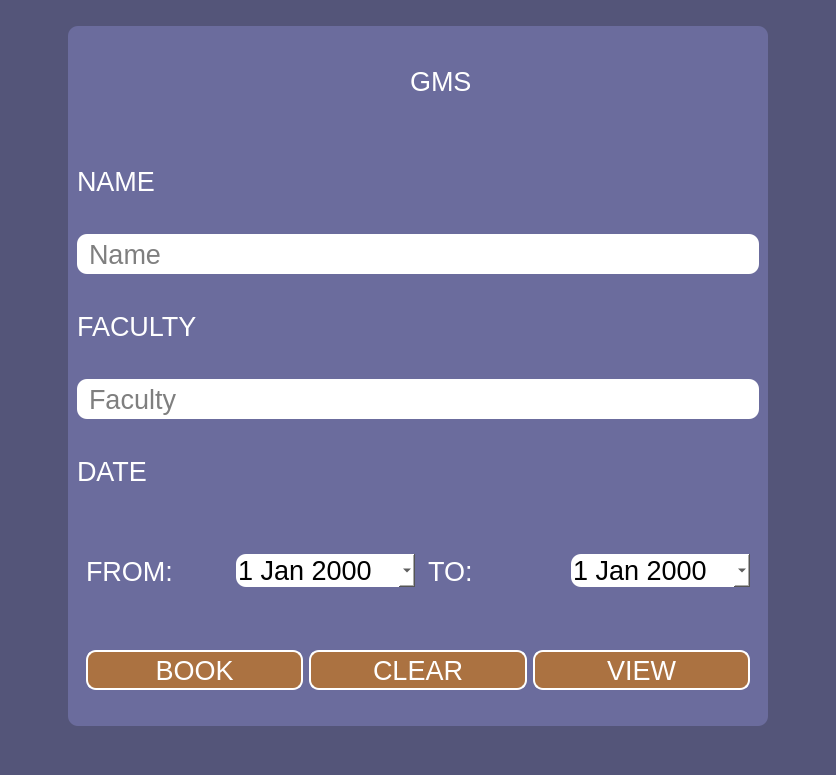
First picture: the form in booking_page.ui, repository Xen00n/GMS, before the edit.
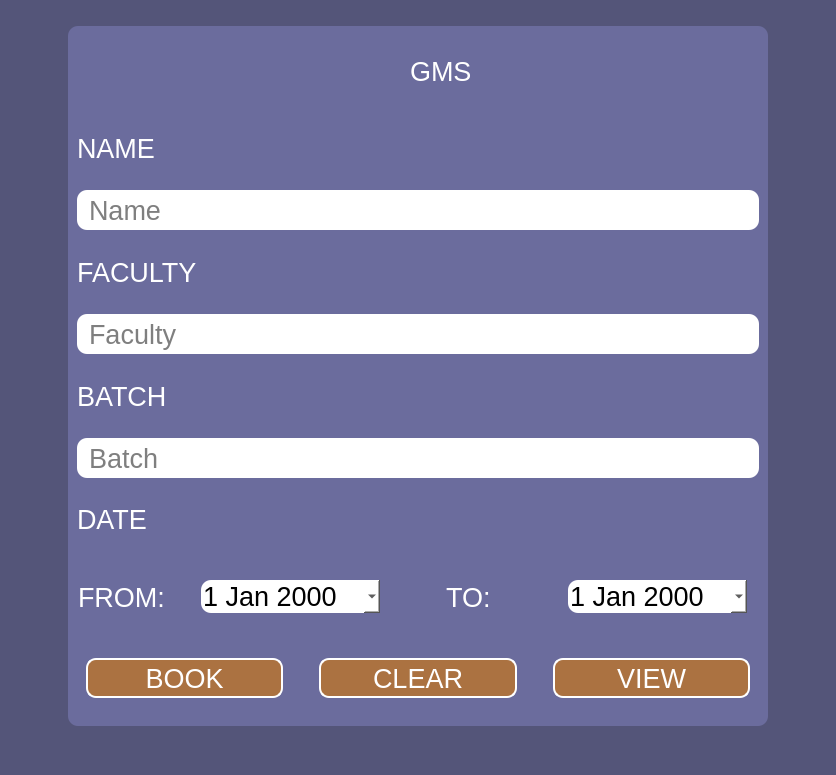
Second picture: the form after the edit. Icons and pictures are not drawn.

Diff of the .ui file:
```diff
--- a/booking_page.ui
+++ b/booking_page.ui
@@ -115,7 +115,7 @@
        <item>
         <widget class="QLabel" name="_name">
          <property name="styleSheet">
-          <string notr="true"/>
+          <string notr="true">color :rgb(255, 255, 255);</string>
          </property>
          <property name="text">
           <string>NAME</string>
@@ -169,6 +169,37 @@
          </property>
         </widget>
        </item>
+       <item>
+        <widget class="QLabel" name="label_6">
+         <property name="text">
+          <string>BATCH</string>
+         </property>
+         <property name="margin">
+          <number>1</number>
+         </property>
+        </widget>
+       </item>
+       <item>
+        <widget class="QLineEdit" name="lineEdit_batch">
+         <property name="minimumSize">
+          <size>
+           <width>0</width>
+           <height>40</height>
+          </size>
+         </property>
+         <property name="styleSheet">
+          <string notr="true">border-radius: 10px;
+background-color:white;
+color: rgb(0, 0, 0);
+padding-left:10px;
+font: 16px &quot;Arial&quot;;
+</string>
+         </property>
+         <property name="placeholderText">
+          <string>Batch</string>
+         </property>
+        </widget>
+       </item>
        <item>
         <widget class="QLabel" name="label_3">
          <property name="styleSheet">
@@ -194,6 +225,12 @@
           <enum>QFrame::Raised</enum>
          </property>
          <layout class="QHBoxLayout" name="horizontalLayout">
+          <property name="leftMargin">
+           <number>1</number>
+          </property>
+          <property name="rightMargin">
+           <number>12</number>
+          </property>
           <item>
            <widget class="QLabel" name="label_4">
             <property name="text">
@@ -212,15 +249,34 @@
             </property>
            </widget>
           </item>
+          <item>
+           <spacer name="horizontalSpacer">
+            <property name="orientation">
+             <enum>Qt::Horizontal</enum>
+            </property>
+            <property name="sizeType">
+             <enum>QSizePolicy::Fixed</enum>
+            </property>
+            <property name="sizeHint" stdset="0">
+             <size>
+              <width>60</width>
+              <height>20</height>
+             </size>
+            </property>
+           </spacer>
+          </item>
           <item>
            <widget class="QLabel" name="label_5">
             <property name="text">
-             <string> TO:</string>
+             <string>TO:</string>
             </property>
            </widget>
           </item>
           <item>
            <widget class="QDateEdit" name="date_to">
+            <property name="autoFillBackground">
+             <bool>false</bool>
+            </property>
             <property name="styleSheet">
              <string notr="true">color: rgb(0, 0, 0);
 background-color: rgb(255, 255, 255);</string>
@@ -283,7 +339,23 @@
            </widget>
           </item>
           <item>
-           <widget class="QPushButton" name="button_clear">
+           <spacer name="verticalSpacer_2">
+            <property name="orientation">
+             <enum>Qt::Vertical</enum>
+            </property>
+            <property name="sizeType">
+             <enum>QSizePolicy::Fixed</enum>
+            </property>
+            <property name="sizeHint" stdset="0">
+             <size>
+              <width>30</width>
+              <height>60</height>
+             </size>
+            </property>
+           </spacer>
+          </item>
+          <item>
+           <widget class="QPushButton" name="pushButton_2">
             <property name="minimumSize">
              <size>
               <width>0</width>
@@ -316,6 +388,22 @@
             </property>
            </widget>
           </item>
+          <item>
+           <spacer name="verticalSpacer">
+            <property name="orientation">
+             <enum>Qt::Vertical</enum>
+            </property>
+            <property name="sizeType">
+             <enum>QSizePolicy::Fixed</enum>
+            </property>
+            <property name="sizeHint" stdset="0">
+             <size>
+              <width>30</width>
+              <height>60</height>
+             </size>
+            </property>
+           </spacer>
+          </item>
           <item>
            <widget class="QPushButton" name="pushButton_3">
             <property name="minimumSize">
```
Left out of the diff: 17 changed lines with no effect on the pictures.
